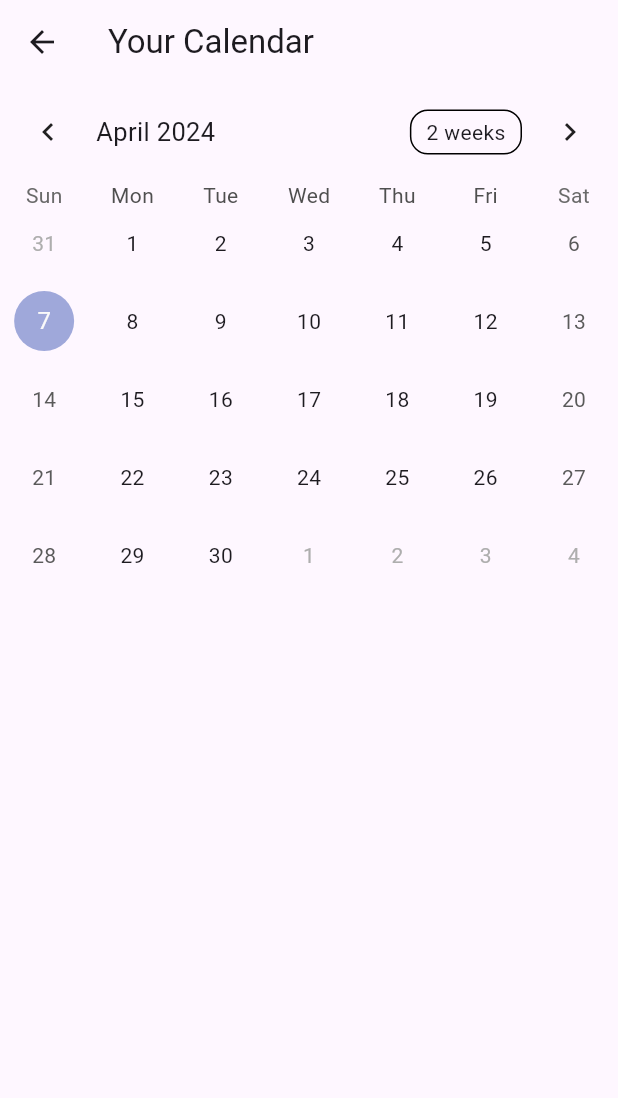
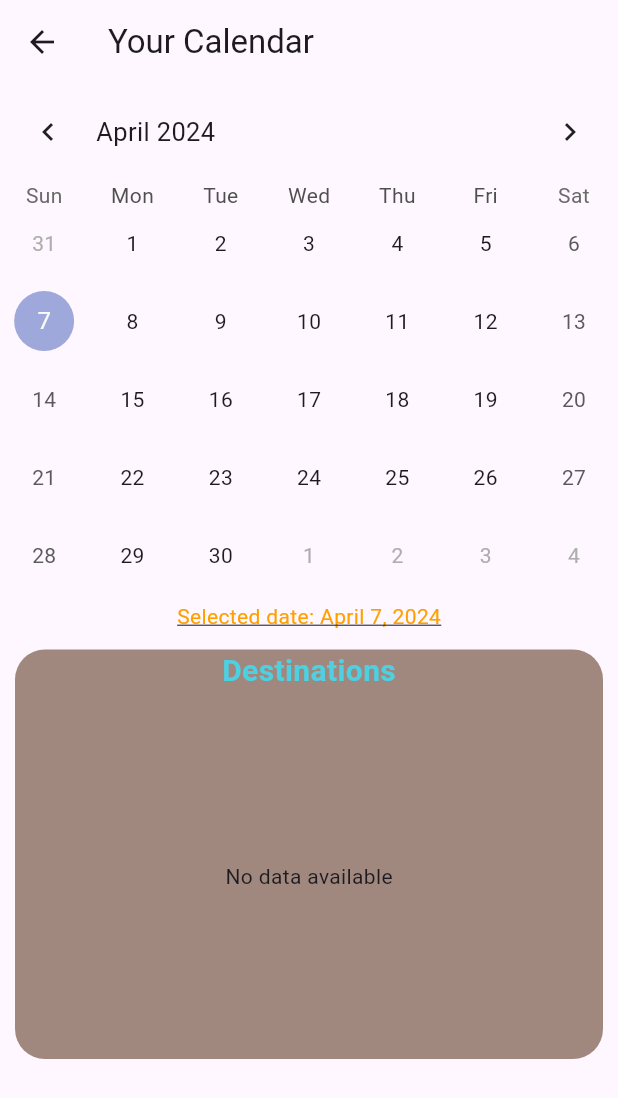
Before and after one commit to ngzh-luke/muict-424prj, a Flutter app: the screen it shows once a user with an empty profile is signed in, item 3 of the bottom bar chosen, on a phone screen of 412 x 824 dp. Shown: the top 1098 px of the screen. Run offline on Flutter 3.47's test engine with Material 3 defaults, Android fonts, the light colour scheme and no system bars; drawn by our look-alikes of table_calendar; our stand-ins replace cloud_firestore, file_picker, firebase_auth, firebase_core, firebase_storage, gap; accounts and stored records are empty; generated files the repository leaves out were written again.

Commit message:
destination in calendar view works

```diff
--- a/travel_diary_app/lib/src/views/calenda_view.dart
+++ /dev/null
@@ -1,20 +0,0 @@
-import 'package:flutter/material.dart';
-import 'package:table_calendar/table_calendar.dart';
-
-class CalendarView extends StatelessWidget {
-  const CalendarView({Key? key}) : super(key: key);
-
-  @override
-  Widget build(BuildContext context) {
-    return Scaffold(
-      appBar: AppBar(
-        title: const Text('Your Calendar'),
-      ),
-      body: TableCalendar(
-        firstDay: DateTime.utc(2010, 10, 16),
-        lastDay: DateTime.utc(2030, 3, 14),
-        focusedDay: DateTime.now(),
-      ),
-    );
-  }
-}
--- /dev/null
+++ b/travel_diary_app/lib/src/views/calendar_view.dart
@@ -0,0 +1,185 @@
+import 'package:cloud_firestore/cloud_firestore.dart';
+import 'package:flutter/material.dart';
+import 'package:flutter/widgets.dart';
+import 'package:gap/gap.dart';
+import 'package:travel_diary_app/src/helpers/cloud_helpers/post_object.dart'
+    as p;
+import 'package:intl/intl.dart';
+import 'package:table_calendar/table_calendar.dart';
+import 'package:travel_diary_app/src/helpers/cloud_helpers/user_object.dart';
+import 'package:travel_diary_app/src/helpers/dialoger.dart';
+
+class CalendarView extends StatefulWidget {
+  CalendarView({Key? key}) : super(key: key);
+
+  @override
+  State<CalendarView> createState() => _CalendarViewState();
+}
+
+class _CalendarViewState extends State<CalendarView> {
+  DateTime focusedDate = DateTime.now();
+
+  @override
+  void dispose() {
+    super.dispose();
+  }
+
+  @override
+  Widget build(BuildContext context) {
+    return SafeArea(
+      child: Scaffold(
+        appBar: AppBar(
+          title: const Text('Your Calendar'),
+        ),
+        body: Column(
+          children: [
+            TableCalendar(
+              availableCalendarFormats: const {CalendarFormat.month: 'Month'},
+              firstDay: DateTime.fromMillisecondsSinceEpoch(0),
+              lastDay: DateTime.now().add(const Duration(days: 366)),
+              currentDay: focusedDate,
+              onDisabledDayTapped: (day) {
+                showErrDialog(context, "Can't select the future date.");
+              },
+              focusedDay: focusedDate,
+              onDaySelected: (selectedDay, focusedDay) {
+                setState(() {
+                  if (selectedDay.day > DateTime.now().day) {
+                    showErrDialog(context, "Please reselect a new date",
+                        title: "Future date can't be selected!");
+                  } else {
+                    focusedDate = selectedDay;
+                  }
+                });
+                // print('\nsel: $selectedDay\nfoc: $focusedDate');
+              },
+              onFormatChanged: (format) {
+                // print('format: $format');
+              },
+            ),
+            const Gap(5),
+            Text(
+                style: TextStyle(
+                    color: Colors.amber[700],
+                    decoration: TextDecoration.underline),
+                "Selected date: ${DateFormat(DateFormat.YEAR_MONTH_DAY).format(focusedDate)}"),
+            const Gap(4),
+            desList(),
+            const Spacer()
+          ],
+        ),
+      ),
+    );
+  }
+
+  Padding desList() {
+    return Padding(
+      padding:
+          const EdgeInsets.only(top: 8.0, bottom: 5.0, left: 10, right: 10),
+      child: Container(
+        decoration: BoxDecoration(
+          borderRadius: BorderRadius.circular(20.0),
+          color: Colors.brown[300],
+        ),
+        child: Column(
+          children: [
+            Text(
+              "Destinations",
+              style: TextStyle(
+                  color: Colors.cyan[300],
+                  fontSize: 20,
+                  fontWeight: FontWeight.bold),
+            ),
+            Padding(
+              padding: const EdgeInsets.all(12.0),
+              child: SizedBox(
+                height: 220,
+                child: FutureBuilder<Widget>(
+                  future: stream(),
+                  builder:
+                      (BuildContext context, AsyncSnapshot<Widget> snapshot) {
+                    if (snapshot.connectionState == ConnectionState.waiting) {
+                      return const CircularProgressIndicator();
+                    } else if (snapshot.hasError) {
+                      showErrDialog(context, snapshot.error.toString());
+                      return const Text('Error');
+                    } else {
+                      return snapshot.data!;
+                    }
+                  },
+                ),
+              ),
+            ),
+          ],
+        ),
+      ),
+    );
+  }
+
+  Future<Widget> stream() async {
+    return StreamBuilder<QuerySnapshot>(
+      stream: p.collection.orderBy('updatedTS', descending: true).snapshots(),
+      initialData: null,
+      builder: (BuildContext context, AsyncSnapshot<QuerySnapshot> snapshot) {
+        if (snapshot.hasError) {
+          showErrDialog(context, snapshot.error.toString());
+        } else if (snapshot.connectionState == ConnectionState.waiting) {
+          return const Center(child: CircularProgressIndicator());
+        } else if (snapshot.hasData) {
+          return renderMyDiariesOnSelectedDate(p.collection, snapshot);
+        } else {
+          Navigator.of(context).pop();
+        }
+        return const Center();
+      },
+    );
+  }
+
+  Widget renderMyDiariesOnSelectedDate(
+      CollectionReference d, AsyncSnapshot<QuerySnapshot> snapshot) {
+    if (snapshot.hasData) {
+      final userId = UserObject().getUserUID();
+      final diaries = snapshot.data!.docs
+          .where((doc) =>
+              doc.get('when').toDate().year == focusedDate.year &&
+              doc.get('when').toDate().month == focusedDate.month &&
+              doc.get('when').toDate().day == focusedDate.day &&
+              doc.get('userID') == userId)
+          .toList();
+
+      if (diaries.isEmpty) {
+        return const Center(child: Text('No data available'));
+      }
+
+      return SizedBox(
+        height: 100, // Set a fixed height
+        child: ListView.builder(
+          scrollDirection: Axis.vertical,
+          itemCount: diaries.length,
+          itemBuilder: (BuildContext context, int index) {
+            final diary = diaries[index].data() as Map<String, dynamic>;
+            return Padding(
+              padding: const EdgeInsets.all(4.0),
+              child: Container(
+                height: 100,
+                width: 200, // Set a fixed width for each item
+                decoration: BoxDecoration(
+                  borderRadius: BorderRadius.circular(25.0),
+                  color: Colors.green,
+                ),
+                child: Center(
+                  child: Text(
+                    "${diary['title'] ?? ''} • ${diary['location'] ?? ''}",
+                    style: const TextStyle(color: Colors.white),
+                  ),
+                ),
+              ),
+            );
+          },
+        ),
+      );
+    } else {
+      return const Center(child: Text('No data available, try add one!'));
+    }
+  }
+}
--- a/travel_diary_app/lib/src/views/home_view.dart
+++ b/travel_diary_app/lib/src/views/home_view.dart
@@ -2,7 +2,7 @@ import 'package:flutter/material.dart';
 import 'package:travel_diary_app/src/diaries/all_diaries.dart';
 import 'package:travel_diary_app/src/diaries/my_diaries.dart';
 import 'package:travel_diary_app/src/diaries/add_destination.dart';
-import 'package:travel_diary_app/src/views/calenda_view.dart';
+import 'package:travel_diary_app/src/views/calendar_view.dart';
 import 'package:travel_diary_app/src/helpers/cloud_helpers/user_object.dart';
 import 'package:gap/gap.dart';
 
@@ -47,7 +47,7 @@ class HomeView extends StatelessWidget {
             // Handle calendar tap
             Navigator.push(
               context,
-              MaterialPageRoute(builder: (context) => const CalendarView()),
+              MaterialPageRoute(builder: (context) => CalendarView()),
             );
           }
         },
```
